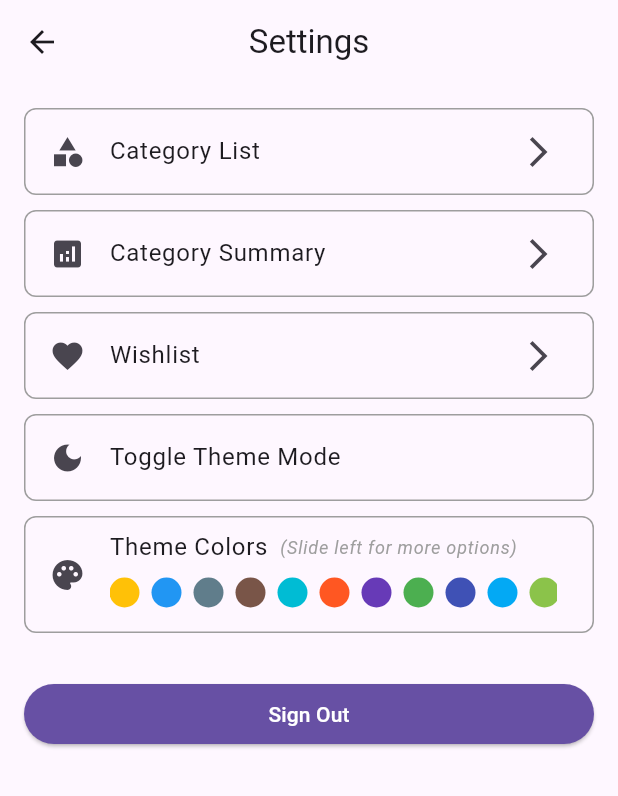
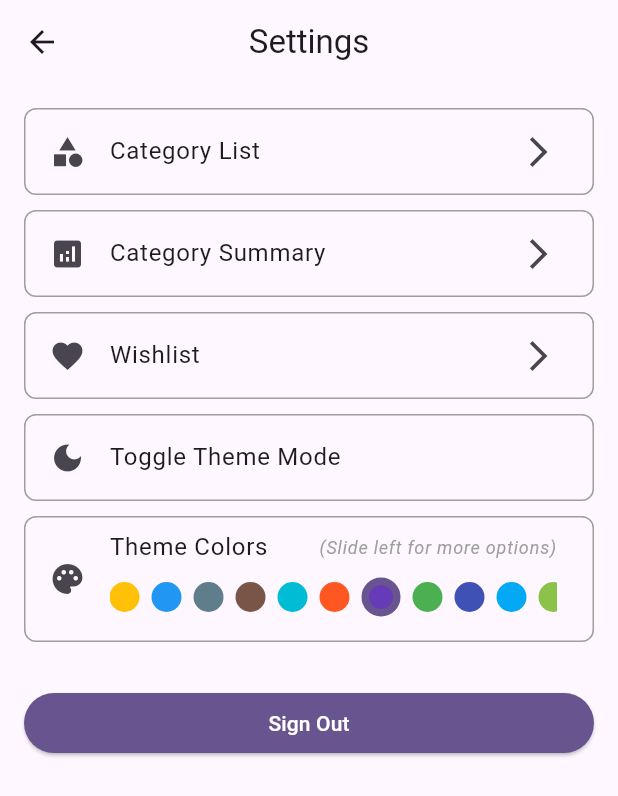
Before and after one commit to mussyahmi/my_finance_mate, a Flutter app: the SettingsPage screen opened directly with empty values, on a phone screen of 412 x 824 dp. Shown: the top 796 px of the screen. Run offline on Flutter 3.47's test engine with Material 3 defaults, Android fonts, the phone set to English and light mode, and no system bars; our stand-ins replace adaptive_theme, cloud_firestore, device_info_plus, file_picker, firebase_auth, firebase_core and 7 more; accounts and stored records are empty.

Commit message:
Enhance theme color module

```diff
--- a/lib/main.dart
+++ b/lib/main.dart
@@ -1,22 +1,35 @@
 import 'package:flutter/material.dart';
 import 'package:firebase_core/firebase_core.dart';
 import 'package:adaptive_theme/adaptive_theme.dart';
+import 'package:shared_preferences/shared_preferences.dart';
 
 import 'firebase_options.dart';
 import 'pages/login_page.dart';
 
 void main() async {
   WidgetsFlutterBinding.ensureInitialized();
+
   final savedThemeMode = await AdaptiveTheme.getThemeMode();
+
+  SharedPreferences prefs = await SharedPreferences.getInstance();
+
+  final savedThemeColor = prefs.getInt('theme_color');
+  final themeColor =
+      savedThemeColor != null ? Color(savedThemeColor) : Colors.deepPurple;
+
   await Firebase.initializeApp(
     options: DefaultFirebaseOptions.currentPlatform,
   );
-  runApp(MyApp(savedThemeMode: savedThemeMode));
+
+  runApp(MyApp(savedThemeMode: savedThemeMode, themeColor: themeColor));
 }
 
 class MyApp extends StatefulWidget {
   final AdaptiveThemeMode? savedThemeMode;
-  const MyApp({super.key, required this.savedThemeMode});
+  final Color? themeColor;
+
+  const MyApp(
+      {super.key, required this.savedThemeMode, required this.themeColor});
 
   @override
   State<MyApp> createState() => _MyAppState();
@@ -29,10 +42,12 @@ class _MyAppState extends State<MyApp> {
       light: ThemeData(
         brightness: Brightness.light,
         useMaterial3: true,
+        colorSchemeSeed: widget.themeColor,
       ),
       dark: ThemeData(
         brightness: Brightness.dark,
         useMaterial3: true,
+        colorSchemeSeed: widget.themeColor,
       ),
       initial: widget.savedThemeMode ?? AdaptiveThemeMode.light,
       builder: (theme, darkTheme) => MaterialApp(
--- a/lib/pages/settings_page.dart
+++ b/lib/pages/settings_page.dart
@@ -4,6 +4,7 @@ import 'package:flutter/material.dart';
 import 'package:google_sign_in/google_sign_in.dart';
 import 'package:firebase_auth/firebase_auth.dart';
 import 'package:adaptive_theme/adaptive_theme.dart';
+import 'package:shared_preferences/shared_preferences.dart';
 
 import 'login_page.dart';
 import 'type_page.dart';
@@ -20,7 +21,9 @@ class SettingsPage extends StatefulWidget {
 }
 
 class SettingsPageState extends State<SettingsPage> {
+  late SharedPreferences prefs;
   AdaptiveThemeMode? savedThemeMode;
+  Color themeColor = Colors.deepPurple;
 
   @override
   void initState() {
@@ -29,10 +32,16 @@ class SettingsPageState extends State<SettingsPage> {
   }
 
   Future<void> initAsync() async {
-    AdaptiveThemeMode? result = await AdaptiveTheme.getThemeMode();
+    SharedPreferences? sharedPreferences =
+        await SharedPreferences.getInstance();
+    AdaptiveThemeMode? adaptiveThemeMode = await AdaptiveTheme.getThemeMode();
+    final savedThemeColor = sharedPreferences.getInt('theme_color');
 
     setState(() {
-      savedThemeMode = result;
+      prefs = sharedPreferences;
+      savedThemeMode = adaptiveThemeMode;
+      themeColor =
+          savedThemeColor != null ? Color(savedThemeColor) : Colors.deepPurple;
     });
   }
 
@@ -159,63 +168,80 @@ class SettingsPageState extends State<SettingsPage> {
                   ),
                   borderRadius: BorderRadius.circular(8.0),
                 ),
-                child: const ListTile(
-                  title: Row(
+                child: ListTile(
+                  title: const Row(
+                    mainAxisAlignment: MainAxisAlignment.spaceBetween,
                     children: [
                       Text('Theme Colors'),
-                      SizedBox(width: 8),
                       Text(
                         '(Slide left for more options)',
                         style: TextStyle(
-                          fontSize: 12,
-                          color: Colors.grey,
-                          fontStyle: FontStyle.italic
-                        ),
+                            fontSize: 12,
+                            color: Colors.grey,
+                            fontStyle: FontStyle.italic),
                       ),
                     ],
                   ),
-                  leading: Icon(Icons.palette),
+                  leading: const Icon(Icons.palette),
                   subtitle: SingleChildScrollView(
                     scrollDirection: Axis.horizontal,
                     child: Padding(
-                      padding: EdgeInsets.symmetric(vertical: 8.0),
+                      padding: const EdgeInsets.symmetric(vertical: 8.0),
                       child: Row(
                         children: [
-                          ThemeColorSelector(color: Colors.amber),
-                          SizedBox(width: 8),
-                          ThemeColorSelector(color: Colors.blue),
-                          SizedBox(width: 8),
-                          ThemeColorSelector(color: Colors.blueGrey),
-                          SizedBox(width: 8),
-                          ThemeColorSelector(color: Colors.brown),
-                          SizedBox(width: 8),
-                          ThemeColorSelector(color: Colors.cyan),
-                          SizedBox(width: 8),
-                          ThemeColorSelector(color: Colors.deepOrange),
-                          SizedBox(width: 8),
-                          ThemeColorSelector(color: Colors.deepPurple),
-                          SizedBox(width: 8),
-                          ThemeColorSelector(color: Colors.green),
-                          SizedBox(width: 8),
-                          ThemeColorSelector(color: Colors.indigo),
-                          SizedBox(width: 8),
-                          ThemeColorSelector(color: Colors.lightBlue),
-                          SizedBox(width: 8),
-                          ThemeColorSelector(color: Colors.lightGreen),
-                          SizedBox(width: 8),
-                          ThemeColorSelector(color: Colors.lime),
-                          SizedBox(width: 8),
-                          ThemeColorSelector(color: Colors.orange),
-                          SizedBox(width: 8),
-                          ThemeColorSelector(color: Colors.pink),
-                          SizedBox(width: 8),
-                          ThemeColorSelector(color: Colors.purple),
-                          SizedBox(width: 8),
-                          ThemeColorSelector(color: Colors.red),
-                          SizedBox(width: 8),
-                          ThemeColorSelector(color: Colors.teal),
-                          SizedBox(width: 8),
-                          ThemeColorSelector(color: Colors.yellow),
+                          themeColorSelector(
+                              context: context, color: Colors.amber),
+                          const SizedBox(width: 8),
+                          themeColorSelector(
+                              context: context, color: Colors.blue),
+                          const SizedBox(width: 8),
+                          themeColorSelector(
+                              context: context, color: Colors.blueGrey),
+                          const SizedBox(width: 8),
+                          themeColorSelector(
+                              context: context, color: Colors.brown),
+                          const SizedBox(width: 8),
+                          themeColorSelector(
+                              context: context, color: Colors.cyan),
+                          const SizedBox(width: 8),
+                          themeColorSelector(
+                              context: context, color: Colors.deepOrange),
+                          const SizedBox(width: 8),
+                          themeColorSelector(
+                              context: context, color: Colors.deepPurple),
+                          const SizedBox(width: 8),
+                          themeColorSelector(
+                              context: context, color: Colors.green),
+                          const SizedBox(width: 8),
+                          themeColorSelector(
+                              context: context, color: Colors.indigo),
+                          const SizedBox(width: 8),
+                          themeColorSelector(
+                              context: context, color: Colors.lightBlue),
+                          const SizedBox(width: 8),
+                          themeColorSelector(
+                              context: context, color: Colors.lightGreen),
+                          const SizedBox(width: 8),
+                          themeColorSelector(
+                              context: context, color: Colors.lime),
+                          const SizedBox(width: 8),
+                          themeColorSelector(
+                              context: context, color: Colors.orange),
+                          const SizedBox(width: 8),
+                          themeColorSelector(
+                              context: context, color: Colors.pink),
+                          const SizedBox(width: 8),
+                          themeColorSelector(
+                              context: context, color: Colors.purple),
+                          const SizedBox(width: 8),
+                          themeColorSelector(
+                              context: context, color: Colors.red),
+                          const SizedBox(width: 8),
+                          themeColorSelector(
+                              context: context, color: Colors.teal),
+                          const SizedBox(width: 8),
+                          themeColorSelector(
+                              context: context, color: Colors.yellow),
                         ],
                       ),
                     ),
@@ -255,17 +281,13 @@ class SettingsPageState extends State<SettingsPage> {
       print('Sign Out Error: $error');
     }
   }
-}
 
-class ThemeColorSelector extends StatelessWidget {
-  final MaterialColor color;
-
-  const ThemeColorSelector({super.key, required this.color});
-
-  @override
-  Widget build(BuildContext context) {
+  Widget themeColorSelector({
+    required BuildContext context,
+    required MaterialColor color,
+  }) {
     return GestureDetector(
-      onTap: () {
+      onTap: () async {
         AdaptiveTheme.of(context).setTheme(
           light: ThemeData(
             useMaterial3: true,
@@ -278,13 +300,25 @@ class ThemeColorSelector extends StatelessWidget {
             colorSchemeSeed: color,
           ),
         );
+
+        await prefs.setInt('theme_color', color.value);
+
+        setState(() {
+          themeColor = color;
+        });
       },
       child: Container(
-        width: 20,
-        height: 20,
+        width: themeColor.value == color.value ? 26 : 20,
+        height: themeColor.value == color.value ? 26 : 20,
         decoration: BoxDecoration(
           shape: BoxShape.circle,
           color: color,
+          border: Border.all(
+            color: themeColor.value == color.value
+                ? Theme.of(context).colorScheme.primary
+                : Colors.transparent,
+            width: themeColor.value == color.value ? 5.0 : 2.0,
+          ),
         ),
       ),
     );
```
